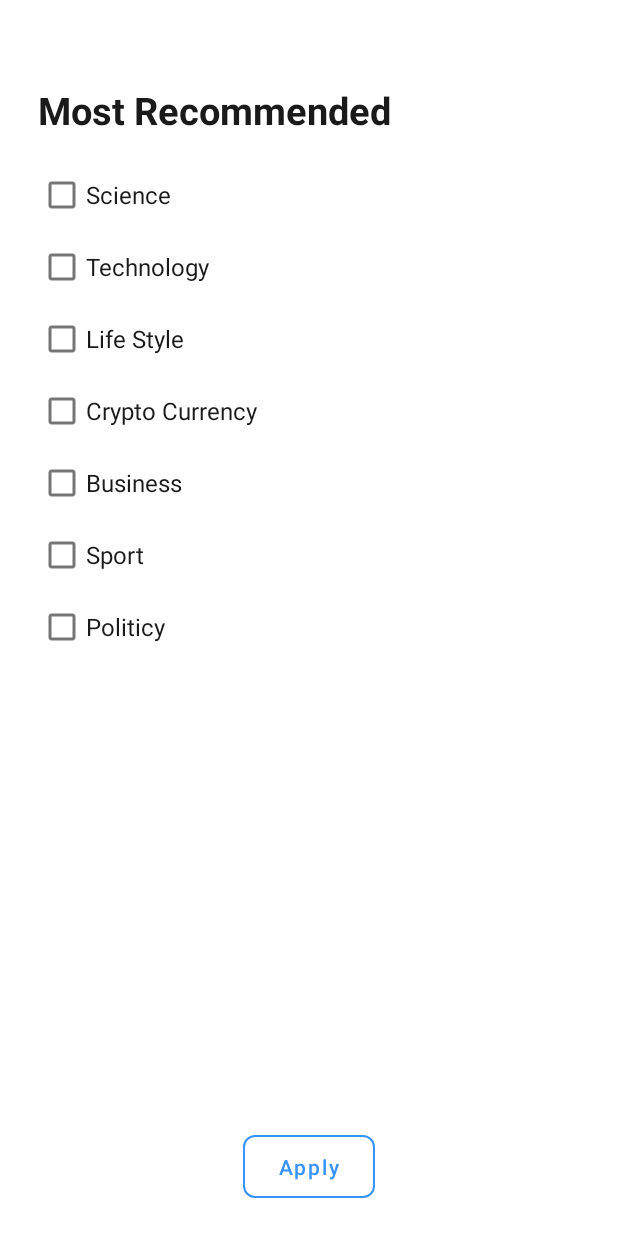
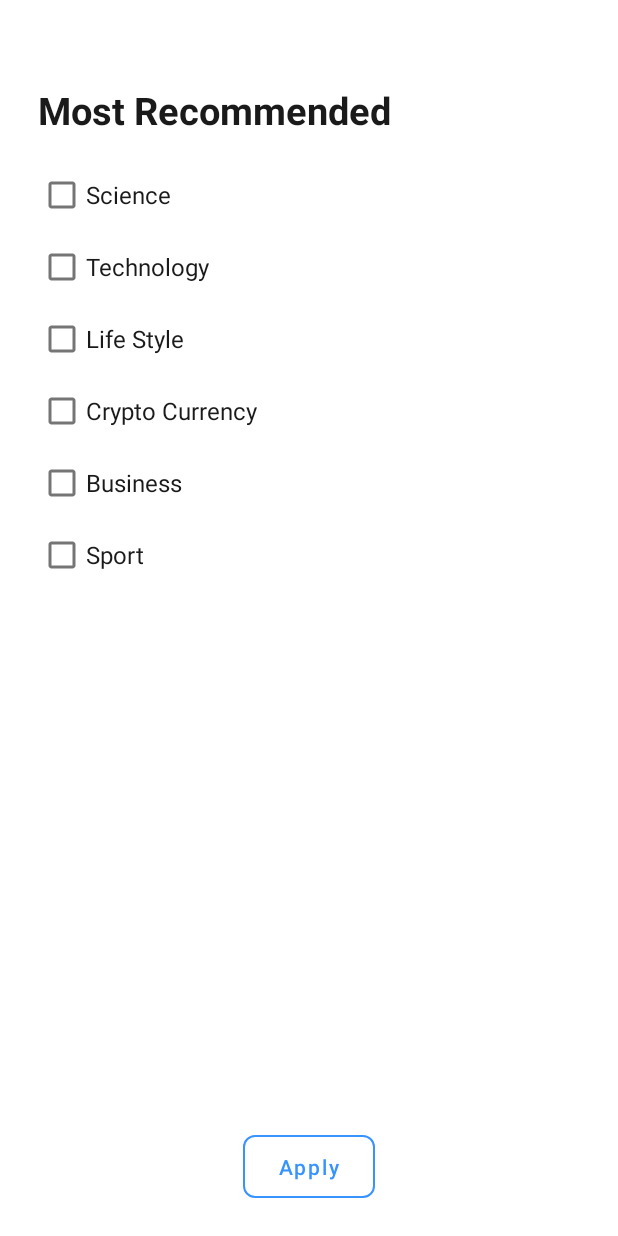
Before and after one commit to BerkayyKurtoglu/BulletNews, an Android app: the BottomSheetFragment screen opened through its navigation route, on a phone screen of 412 x 824 dp. Run offline under Robolectric (Android 15) with nearby library versions, the phone set to English and light mode, and no system bars; our stand-ins replace Room's generated code, RxJava, navigation-ui; network calls fail.

Commit message:
Last Few Things 2

```diff
--- a/app/src/main/java/com/example/bulletnewsoriginal/adapter/HomeFragmentChildRecyclerViewAdapter.kt
+++ b/app/src/main/java/com/example/bulletnewsoriginal/adapter/HomeFragmentChildRecyclerViewAdapter.kt
@@ -6,6 +6,8 @@ import android.view.View
 import android.view.ViewGroup
 import androidx.navigation.Navigation
 import androidx.navigation.fragment.FragmentNavigatorExtras
+import androidx.recyclerview.widget.AsyncListDiffer
+import androidx.recyclerview.widget.DiffUtil
 import androidx.recyclerview.widget.RecyclerView
 import com.example.bulletnewsoriginal.R
 import com.example.bulletnewsoriginal.model.NewsDataClass
@@ -20,6 +22,7 @@ class HomeFragmentChildRecyclerViewAdapter(
 )
     : RecyclerView.Adapter<HomeFragmentChildRecyclerViewAdapter.ItemHolder>() {
     class ItemHolder(val view : View) : RecyclerView.ViewHolder(view)
+
 
     override fun onCreateViewHolder(parent: ViewGroup, viewType: Int): ItemHolder {
         val view = LayoutInflater.from(parent.context).inflate(R.layout.child_recycler_view_item,parent,false)
--- a/app/src/main/java/com/example/bulletnewsoriginal/adapter/HomeFragmentMainRecyclerViewAdapter.kt
+++ b/app/src/main/java/com/example/bulletnewsoriginal/adapter/HomeFragmentMainRecyclerViewAdapter.kt
@@ -52,6 +52,7 @@ class HomeFragmentMainRecyclerViewAdapter(
         return list.size
     }
 
+    @SuppressLint("NotifyDataSetChanged")
     fun replaceAdapterWithNewArray(newList: List<NewsDataClass>){
         list.clear()
         list.addAll(newList)
--- a/app/src/main/java/com/example/bulletnewsoriginal/adapter/ItemTouchHelperCallBack.kt
+++ b/app/src/main/java/com/example/bulletnewsoriginal/adapter/ItemTouchHelperCallBack.kt
@@ -9,6 +9,7 @@ import com.example.bulletnewsoriginal.viewModel.BaseViewModel
 import kotlinx.coroutines.*
 
 class ItemTouchHelperCallBack(
+    val recyclerView: RecyclerView,
     val list : ArrayList<Article>,
     val adapter: SavedNewsRecyclerViewAdapter,
     val context: Context) : ItemTouchHelper.SimpleCallback(0,ItemTouchHelper.LEFT){
@@ -26,10 +27,9 @@ class ItemTouchHelperCallBack(
         println(swipedArticleId)
         CoroutineScope(Dispatchers.Default).launch {
             savingNewsDao.deleteCertainNews(swipedArticleId)
-            val list = savingNewsDao.getAllSavedNews()
             withContext(Dispatchers.Main){
-                adapter.refreshAdapter(list)
-                adapter.notifyItemRemoved(direction)
+                adapter.notifyItemRemoved(viewHolder.adapterPosition)
+                adapter.refreshAdapter(savingNewsDao.getAllSavedNews())
             }
         }
     }
--- a/app/src/main/java/com/example/bulletnewsoriginal/view/BottomSheetFragment.kt
+++ b/app/src/main/java/com/example/bulletnewsoriginal/view/BottomSheetFragment.kt
@@ -143,7 +143,7 @@ class BottomSheetFragment : Fragment() {
             }
         }
 
-        bottom_sheet_seventh_checkBox.isChecked = sharedPreferenceService.controlCheckState("seventh_checkBox")!!
+        /*bottom_sheet_seventh_checkBox.isChecked = sharedPreferenceService.controlCheckState("seventh_checkBox")!!
         bottom_sheet_seventh_checkBox.setOnCheckedChangeListener { buttonView, isChecked ->
             if (isChecked){
                 sharedPreferenceService.editCheckState("seventh_checkBox",true)
@@ -154,7 +154,7 @@ class BottomSheetFragment : Fragment() {
                 sharedPreferenceService.editCheckState("seventh_checkBox",false)
                 mainFragmentViewModel.deleteCategory(buttonView.text.toString())
             }
-        }
+        }*/
     }
 
     private fun clickedApplyButton(){
--- a/app/src/main/java/com/example/bulletnewsoriginal/view/HomeFragment.kt
+++ b/app/src/main/java/com/example/bulletnewsoriginal/view/HomeFragment.kt
@@ -68,6 +68,7 @@ class HomeFragment : Fragment() {
 
         mainFragmentViewModel = ViewModelProviders.of(this).get(MainFragmentViewModel::class.java)
         mainFragmentViewModel.getTotalNews(requireActivity().getSystemService(Context.CONNECTIVITY_SERVICE) as ConnectivityManager)
+
 
         homeFragment_swipeRefreshLayout.setOnRefreshListener {
             mainFragmentViewModel.getTotalNews(requireActivity().getSystemService(Context.CONNECTIVITY_SERVICE) as ConnectivityManager)
--- a/app/src/main/java/com/example/bulletnewsoriginal/view/SavedNewsFragment.kt
+++ b/app/src/main/java/com/example/bulletnewsoriginal/view/SavedNewsFragment.kt
@@ -43,7 +43,7 @@ class SavedNewsFragment : Fragment() {
         savedNewsFragmentViewModel = ViewModelProviders.of(this).get(SavedNewsFragmentViewModel::class.java)
         savedNewsFragmentViewModel.getSavedArticles()
 
-        itemTouchHelperCallBack = ItemTouchHelperCallBack(ArrayList(),recyclerAdapter,requireContext())
+        itemTouchHelperCallBack = ItemTouchHelperCallBack(savedNews_recyclerView,ArrayList(),recyclerAdapter,requireContext())
         itemTouchHelper = ItemTouchHelper(itemTouchHelperCallBack)
 
         savedNews_recyclerView.layoutManager = LinearLayoutManager(requireContext())
--- a/app/src/main/java/com/example/bulletnewsoriginal/viewModel/MainFragmentViewModel.kt
+++ b/app/src/main/java/com/example/bulletnewsoriginal/viewModel/MainFragmentViewModel.kt
@@ -5,6 +5,7 @@ import android.net.ConnectivityManager
 import android.net.NetworkInfo
 import android.widget.Toast
 import androidx.lifecycle.MutableLiveData
+import androidx.lifecycle.viewModelScope
 import com.example.bulletnewsoriginal.model.CategoryDatabaseItem
 import com.example.bulletnewsoriginal.model.NewsDataClass
 import com.example.bulletnewsoriginal.service.categoryDatabase.CategoryDatabase
--- a/app/src/main/res/layout-night/fragment_bottom_sheet.xml
+++ b/app/src/main/res/layout-night/fragment_bottom_sheet.xml
@@ -94,14 +94,6 @@
             android:textColor="@color/blackBrandColor"
             android:textStyle="normal" />
 
-        <com.google.android.material.checkbox.MaterialCheckBox
-            android:id="@+id/bottom_sheet_seventh_checkBox"
-            android:layout_width="match_parent"
-            android:layout_height="wrap_content"
-            android:text="Politicy"
-            android:textSize="16sp"
-            android:textColor="@color/blackBrandColor"
-            android:textStyle="normal" />
 
     </LinearLayout>
 
--- a/app/src/main/res/layout/fragment_bottom_sheet.xml
+++ b/app/src/main/res/layout/fragment_bottom_sheet.xml
@@ -94,14 +94,6 @@
             android:textColor="@color/blackBrandColor"
             android:textStyle="normal" />
 
-        <com.google.android.material.checkbox.MaterialCheckBox
-            android:id="@+id/bottom_sheet_seventh_checkBox"
-            android:layout_width="match_parent"
-            android:layout_height="wrap_content"
-            android:text="Politicy"
-            android:textSize="16sp"
-            android:textColor="@color/blackBrandColor"
-            android:textStyle="normal" />
 
     </LinearLayout>
 
```
Also changed, not shown: app/src/main/java/com/example/bulletnewsoriginal/view/MiniMenuFragment.kt (+6 -1 lines).
